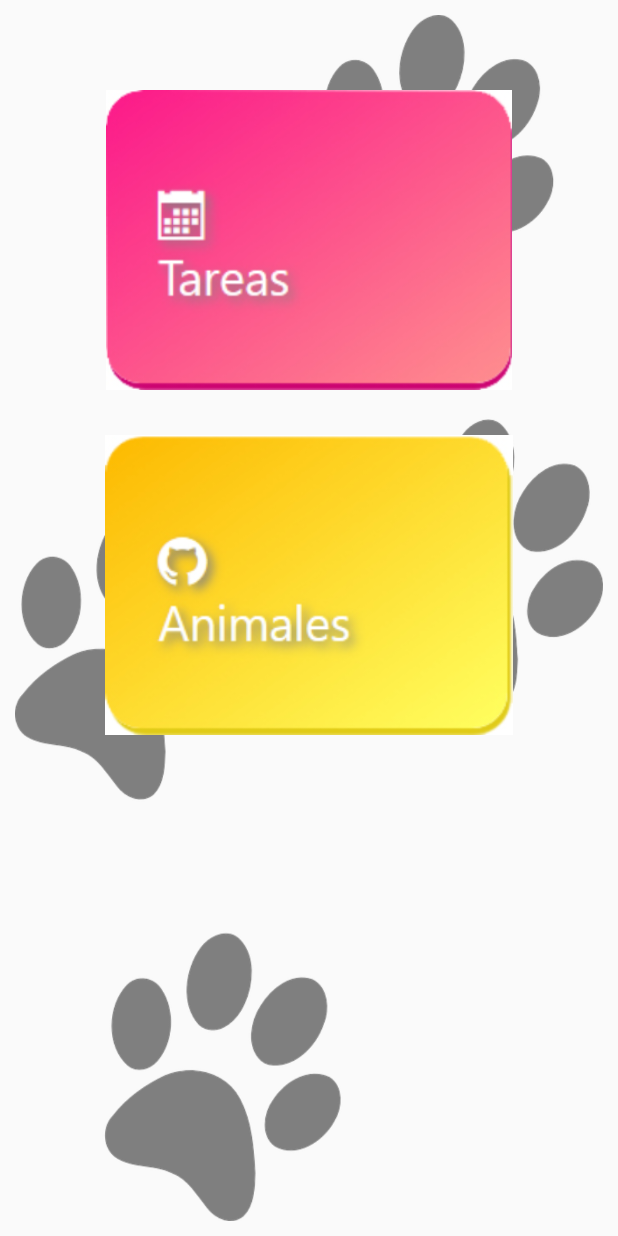
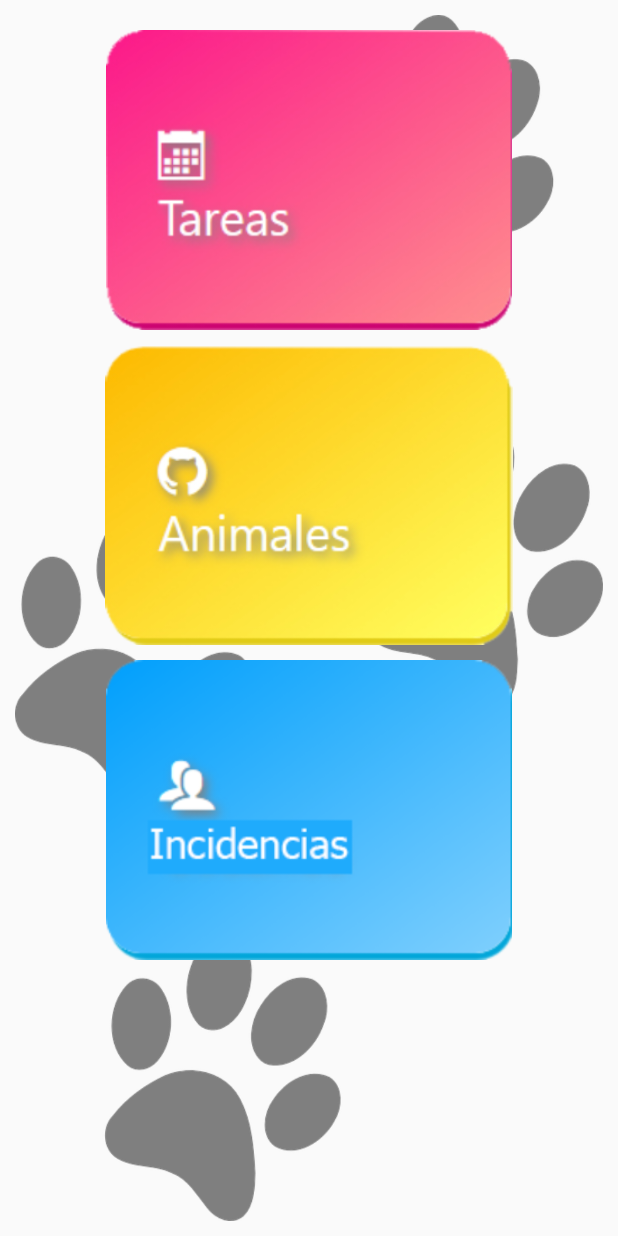
Before and after one commit to jlsoriano86/Protectora, an Android app: the Principal screen opened directly, with no data from a screen before it, on a phone screen of 412 x 824 dp. Run offline under Robolectric (Android 15) with nearby library versions, the phone set to English and light mode, and no system bars.

Commit message:
Mejoras en las imágenes de los botones

```diff
--- a/app/src/main/res/layout/activity_principal.xml
+++ b/app/src/main/res/layout/activity_principal.xml
@@ -14,7 +14,7 @@
         android:layout_width="300dp"
         android:layout_height="200dp"
         android:layout_gravity="center"
-        android:layout_marginTop="50dp"
+        android:layout_marginTop="10dp"
         app:srcCompat="@drawable/tareas" />
 
     <ImageView
@@ -22,7 +22,15 @@
         android:layout_width="300dp"
         android:layout_height="200dp"
         android:layout_gravity="center"
-        android:layout_marginTop="30dp"
+        android:layout_marginTop="10dp"
         app:srcCompat="@drawable/animales" />
 
+    <ImageView
+        android:id="@+id/imgIncidencias"
+        android:layout_width="300dp"
+        android:layout_height="200dp"
+        android:layout_gravity="center"
+        android:layout_marginTop="10dp"
+        app:srcCompat="@drawable/incidencias" />
+
 </LinearLayout>
--- a/build.gradle
+++ b/build.gradle
@@ -7,7 +7,7 @@ buildscript {
 
     }
     dependencies {
-        classpath 'com.android.tools.build:gradle:3.3.2'
+        classpath 'com.android.tools.build:gradle:3.4.1'
 
 
 
```
Also changed, not shown: app/src/main/res/drawable/animales.jpg (deleted), app/src/main/res/drawable/animales.png (added), app/src/main/res/drawable/incidencias.png (added), app/src/main/res/drawable/tareas.jpg (deleted), app/src/main/res/drawable/tareas.png (added), gradle/wrapper/gradle-wrapper.properties.
